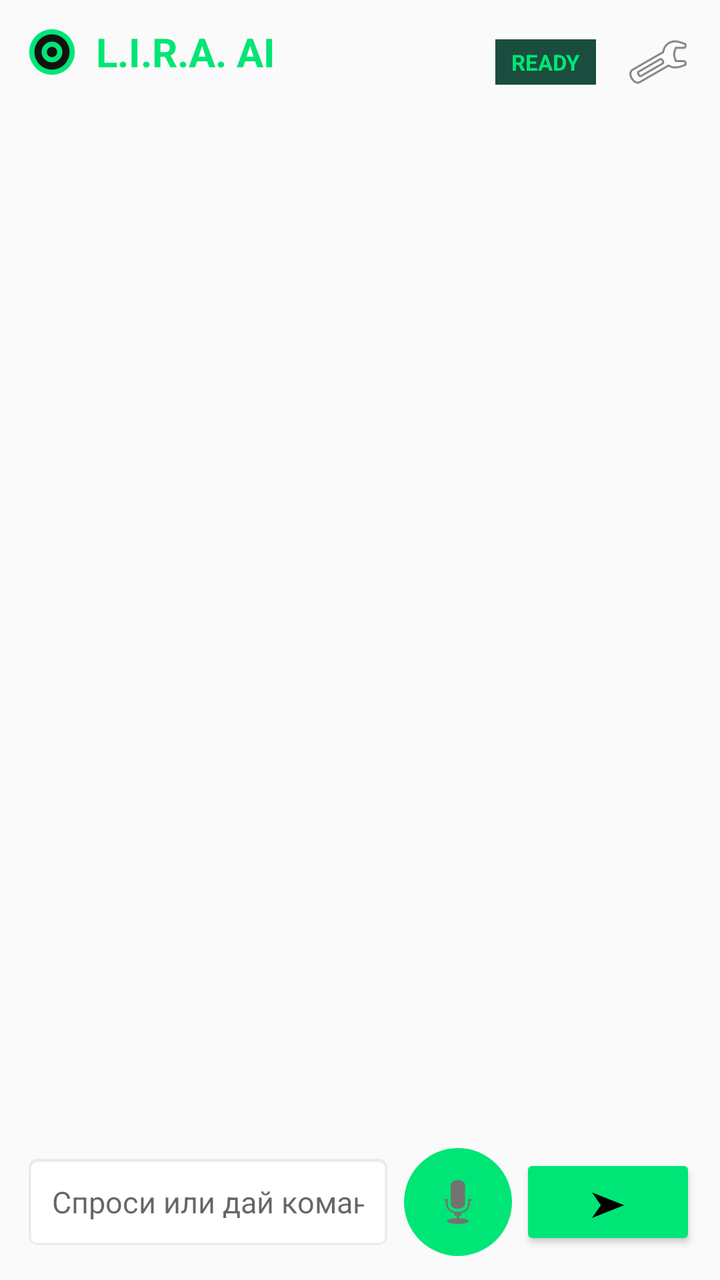
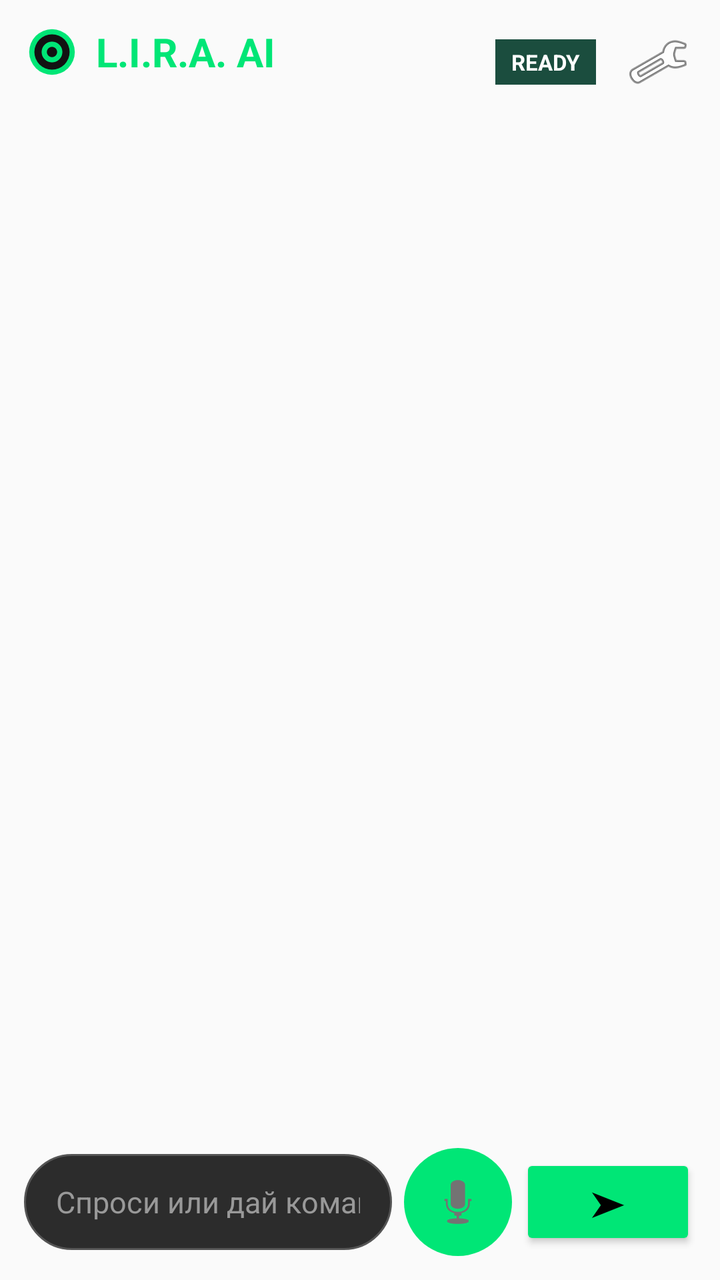

Two renders of the same Android screen: before a commit and after it. Below are the layout's source before the change and the commit's diff.
<!-- AndroidManifest.xml: application theme Theme.AppCompat.DayNight.NoActionBar -->
<!-- res/layout/activity_main.xml -->
<?xml version="1.0" encoding="utf-8"?>
<LinearLayout xmlns:android="http://schemas.android.com/apk/res/android"
    android:layout_width="match_parent"
    android:layout_height="match_parent"
    android:background="?android:attr/colorBackground"
    android:orientation="vertical"
    android:padding="12dp">

    
    <RelativeLayout
        android:layout_width="match_parent"
        android:layout_height="wrap_content"
        android:paddingBottom="8dp">

        <LinearLayout
            android:layout_width="wrap_content"
            android:layout_height="wrap_content"
            android:gravity="center_vertical"
            android:orientation="horizontal">

            <ImageView
                android:layout_width="28dp"
                android:layout_height="28dp"
                android:src="@drawable/ic_lira_logo" />

            <TextView
                android:layout_width="wrap_content"
                android:layout_height="wrap_content"
                android:layout_marginStart="8dp"
                android:text="L.I.R.A. AI"
                android:textColor="#00E676"
                android:textSize="20sp"
                android:textStyle="bold" />
        </LinearLayout>

        <LinearLayout
            android:layout_width="wrap_content"
            android:layout_height="wrap_content"
            android:layout_alignParentEnd="true"
            android:gravity="center_vertical"
            android:orientation="horizontal">

            <TextView
                android:id="@+id/statusText"
                android:layout_width="wrap_content"
                android:layout_height="wrap_content"
                android:layout_marginEnd="12dp"
                android:background="#1B4D3E"
                android:paddingStart="8dp"
                android:paddingTop="4dp"
                android:paddingEnd="8dp"
                android:paddingBottom="4dp"
                android:text="READY"
                android:textColor="#00E676"
                android:textSize="11sp"
                android:textStyle="bold" />

            <ImageButton
                android:id="@+id/btnSettings"
                android:layout_width="38dp"
                android:layout_height="38dp"
                android:background="?attr/selectableItemBackgroundBorderless"
                android:contentDescription="Settings"
                android:src="@android:drawable/ic_menu_preferences" />
        </LinearLayout>
    </RelativeLayout>

    
    <androidx.recyclerview.widget.RecyclerView
        android:id="@+id/recyclerViewChat"
        android:layout_width="match_parent"
        android:layout_height="0dp"
        android:layout_weight="1"
        android:clipToPadding="false"
        android:paddingBottom="8dp" />

    
    <LinearLayout
        android:layout_width="match_parent"
        android:layout_height="wrap_content"
        android:gravity="center_vertical"
        android:orientation="horizontal"
        android:paddingTop="4dp">

        <EditText
            android:id="@+id/inputMessage"
            android:layout_width="0dp"
            android:layout_height="48dp"
            android:layout_weight="1"
            android:background="@android:drawable/editbox_background"
            android:hint="Спроси или дай команду..."
            android:imeOptions="actionSend"
            android:inputType="text"
            android:paddingStart="14dp"
            android:paddingEnd="14dp"
            android:textSize="15sp" />

        <FrameLayout
            android:id="@+id/micContainer"
            android:layout_width="54dp"
            android:layout_height="54dp"
            android:layout_marginStart="6dp">

            <ImageButton
                android:id="@+id/micButton"
                android:layout_width="match_parent"
                android:layout_height="match_parent"
                android:background="@drawable/bg_mic_btn"
                android:contentDescription="Mic"
                android:src="@android:drawable/ic_btn_speak_now" />
        </FrameLayout>

        <Button
            android:id="@+id/sendButton"
            android:layout_width="wrap_content"
            android:layout_height="48dp"
            android:layout_marginStart="4dp"
            android:backgroundTint="#00E676"
            android:text="➤"
            android:textColor="#000000"
            android:textSize="18sp" />
    </LinearLayout>
</LinearLayout>
<!-- resources referenced by this layout -->
<resources>
  <!-- drawable bg_mic_btn (drawable) -->
  <?xml version="1.0" encoding="utf-8"?>
  <shape xmlns:android="http://schemas.android.com/apk/res/android"
      android:shape="oval">
      <solid android:color="#00E676" />
  </shape>
  <!-- drawable ic_lira_logo (drawable) -->
  <vector xmlns:android="http://schemas.android.com/apk/res/android"
      android:width="108dp" android:height="108dp"
      android:viewportWidth="108" android:viewportHeight="108">
      <path android:fillColor="#00E676" android:pathData="M54,10A44,44 0 1 0 98,54A44.05,44.05 0 0 0 54,10Z"/>
      <path android:fillColor="#121212" android:pathData="M54,20A34,34 0 1 0 88,54A34.04,34.04 0 0 0 54,20Z"/>
      <path android:fillColor="#00E676" android:pathData="M54,34A20,20 0 1 0 74,54A20,20 0 0 0 54,34ZM54,64A10,10 0 1 1 64,54A10,10 0 0 1 54,64Z"/>
  </vector>
</resources>

<!-- the commit's change to res/layout/activity_main.xml (unified diff, before → after) -->
@@ -6,7 +6,6 @@
     android:orientation="vertical"
     android:padding="12dp">
 
-    
     <RelativeLayout
         android:layout_width="match_parent"
         android:layout_height="wrap_content"
@@ -51,7 +50,7 @@
                 android:paddingEnd="8dp"
                 android:paddingBottom="4dp"
                 android:text="READY"
-                android:textColor="#00E676"
+                android:textColor="#FFFFFF"
                 android:textSize="11sp"
                 android:textStyle="bold" />
 
@@ -65,7 +64,6 @@
         </LinearLayout>
     </RelativeLayout>
 
-    
     <androidx.recyclerview.widget.RecyclerView
         android:id="@+id/recyclerViewChat"
         android:layout_width="match_parent"
@@ -74,7 +72,6 @@
         android:clipToPadding="false"
         android:paddingBottom="8dp" />
 
-    
     <LinearLayout
         android:layout_width="match_parent"
         android:layout_height="wrap_content"
@@ -87,12 +84,14 @@
             android:layout_width="0dp"
             android:layout_height="48dp"
             android:layout_weight="1"
-            android:background="@android:drawable/editbox_background"
+            android:background="@drawable/bg_input"
             android:hint="Спроси или дай команду..."
+            android:textColor="#FFFFFF"
+            android:textColorHint="#999999"
             android:imeOptions="actionSend"
             android:inputType="text"
-            android:paddingStart="14dp"
-            android:paddingEnd="14dp"
+            android:paddingStart="16dp"
+            android:paddingEnd="16dp"
             android:textSize="15sp" />
 
         <FrameLayout
<!-- resource entries referenced after the edit -->
@@ -1,5 +1,12 @@
 <!-- resources referenced by this layout -->
 <resources>
+  <!-- drawable bg_input (drawable) -->
+  <?xml version="1.0" encoding="utf-8"?>
+  <shape xmlns:android="http://schemas.android.com/apk/res/android">
+      <solid android:color="#2C2C2C" />
+      <corners android:radius="24dp" />
+      <stroke android:width="1dp" android:color="#555555" />
+  </shape>
   <!-- drawable bg_mic_btn (drawable) -->
   <?xml version="1.0" encoding="utf-8"?>
   <shape xmlns:android="http://schemas.android.com/apk/res/android"
